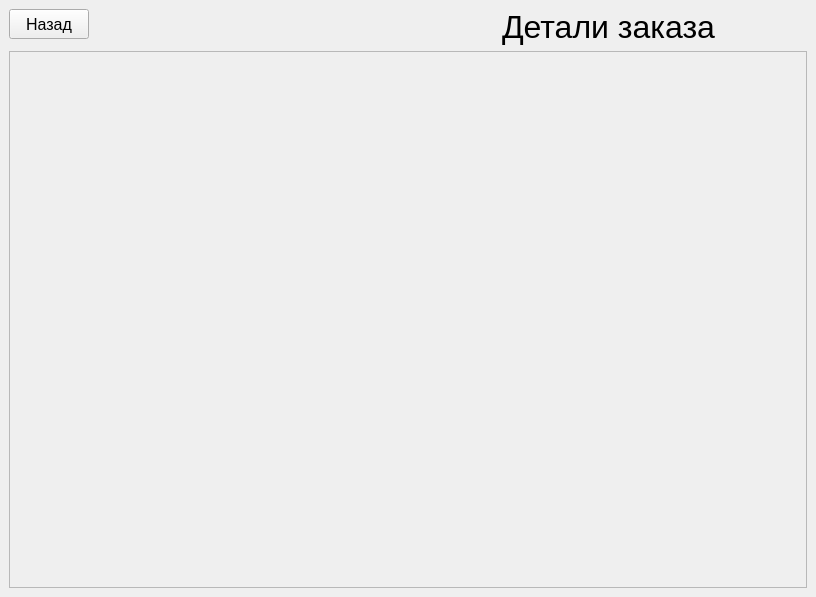
Sandrkll1/BookStore, file design/ui/order_details.ui: the form before one commit.
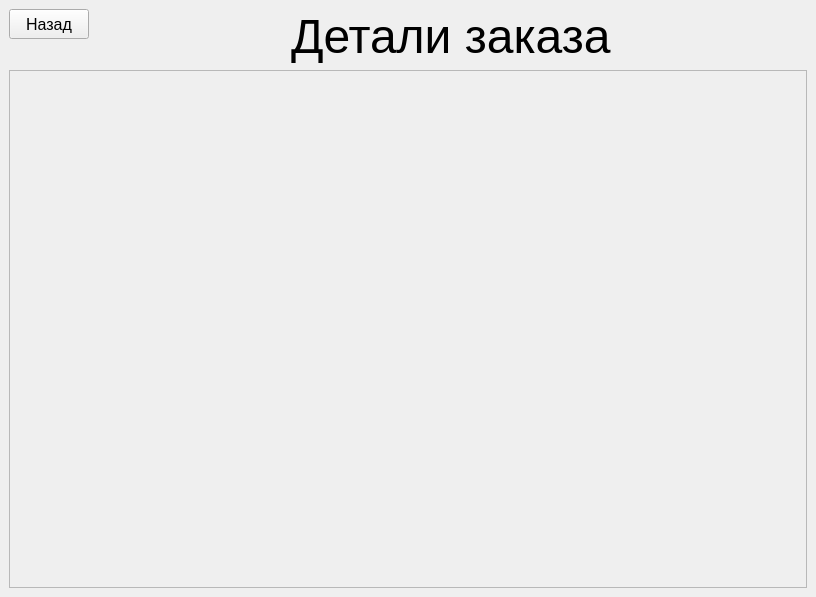
The form after the commit.

Patch:
```diff
--- a/design/ui/order_details.ui
+++ b/design/ui/order_details.ui
@@ -47,18 +47,51 @@
         </property>
        </widget>
       </item>
-      <item alignment="Qt::AlignHCenter|Qt::AlignTop">
+      <item>
+       <spacer name="horizontalSpacer_2">
+        <property name="orientation">
+         <enum>Qt::Horizontal</enum>
+        </property>
+        <property name="sizeHint" stdset="0">
+         <size>
+          <width>40</width>
+          <height>20</height>
+         </size>
+        </property>
+       </spacer>
+      </item>
+      <item alignment="Qt::AlignHCenter">
        <widget class="QLabel" name="label">
         <property name="font">
          <font>
-          <pointsize>24</pointsize>
+          <family>MS Shell Dlg 2</family>
+          <pointsize>36</pointsize>
+          <weight>50</weight>
+          <italic>false</italic>
+          <bold>false</bold>
          </font>
         </property>
+        <property name="styleSheet">
+         <string notr="true">font: 36pt &quot;MS Shell Dlg 2&quot;;</string>
+        </property>
         <property name="text">
          <string>Детали заказа</string>
         </property>
        </widget>
       </item>
+      <item>
+       <spacer name="horizontalSpacer">
+        <property name="orientation">
+         <enum>Qt::Horizontal</enum>
+        </property>
+        <property name="sizeHint" stdset="0">
+         <size>
+          <width>40</width>
+          <height>20</height>
+         </size>
+        </property>
+       </spacer>
+      </item>
      </layout>
     </item>
     <item>
@@ -72,7 +105,7 @@
          <x>0</x>
          <y>0</y>
          <width>796</width>
-         <height>530</height>
+         <height>511</height>
         </rect>
        </property>
        <layout class="QVBoxLayout" name="verticalLayout_2">
```
Left out of the diff: 2 changed lines with no effect on the pictures.
